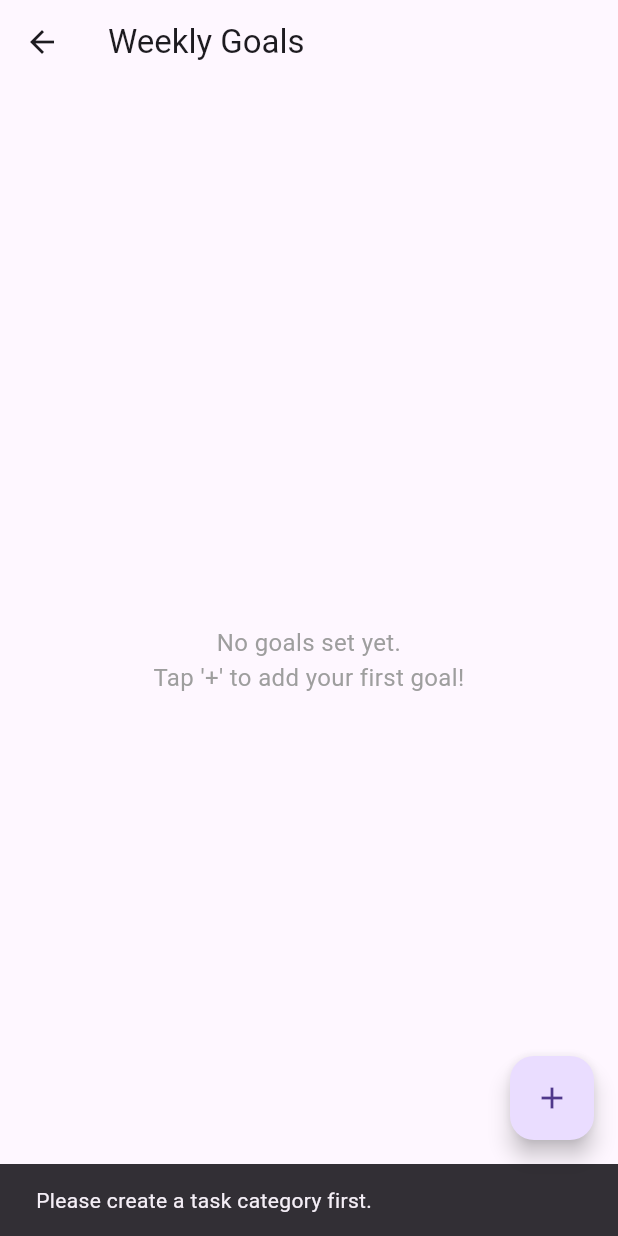
After one commit to ItsCarmine/Station05, a Flutter app: the GoalsScreen screen opened directly, after a tap on the "add" icon, on a phone screen of 412 x 824 dp. The commit adds this screen. Run offline on Flutter 3.47's test engine with Material 3 defaults, Android fonts, the phone set to English and light mode, and no system bars; our stand-ins replace fl_chart, hive, hive_flutter; accounts and stored records are empty.

Commit message:
Goals page!

```diff
--- /dev/null
+++ b/lib/focus_log_model.dart
@@ -0,0 +1,30 @@
+import 'package:hive/hive.dart';
+
+part 'focus_log_model.g.dart'; // Will be generated
+
+@HiveType(typeId: 3) // Ensure this typeId is unique (Task=0, Goal=2)
+class FocusSessionLog extends HiveObject {
+  @HiveField(0)
+  String id; // Unique ID for the log entry
+
+  @HiveField(1)
+  String categoryName; // Category the focus was for
+
+  @HiveField(2)
+  DateTime startTime; // When the session started
+
+  @HiveField(3)
+  int durationSeconds; // How long the session lasted
+
+  // Optional: Link back to the specific task? Might be useful later.
+  // @HiveField(4)
+  // String? taskId;
+
+  FocusSessionLog({
+    required this.id,
+    required this.categoryName,
+    required this.startTime,
+    required this.durationSeconds,
+    // this.taskId,
+  });
+}
--- /dev/null
+++ b/lib/goal_model.dart
@@ -0,0 +1,26 @@
+import 'package:hive/hive.dart';
+
+part 'goal_model.g.dart'; // Will be generated
+
+@HiveType(typeId: 2) // Ensure this typeId is unique (Task is 0, assuming nothing is 1 yet)
+class Goal extends HiveObject {
+  @HiveField(0)
+  String id; // Using category name as ID might be simpler if one goal per category
+             // Or generate a unique ID if multiple goals per category are possible.
+             // Let's use categoryName as ID for now, assuming one goal per category.
+
+  @HiveField(1)
+  String categoryName;
+
+  @HiveField(2)
+  int weeklyTargetSeconds; // Store goal in seconds for consistency
+
+  Goal({
+    required this.id,
+    required this.categoryName,
+    required this.weeklyTargetSeconds,
+  });
+
+  // Helper to get hours for display
+  double get weeklyTargetHours => weeklyTargetSeconds / 3600.0;
+}
--- /dev/null
+++ b/lib/goals_screen.dart
@@ -0,0 +1,307 @@
+import 'package:flutter/material.dart';
+import 'package:hive_flutter/hive_flutter.dart'; // Use hive_flutter for builders
+import 'goal_model.dart';
+import 'task_model.dart'; // <-- No longer needed for totalSecondsFocused
+import 'focus_log_model.dart'; // <-- Import Log model
+import 'main.dart'; // For box names
+
+// Helper function to get the start of the current week (Monday)
+DateTime _getStartOfWeek(DateTime date) {
+  int daysToSubtract = date.weekday - DateTime.monday;
+  if (daysToSubtract < 0) {
+    daysToSubtract += 7; // Adjust if today is Sunday
+  }
+  return DateUtils.dateOnly(date.subtract(Duration(days: daysToSubtract)));
+}
+
+// Helper function to get the end of the current week (Sunday)
+DateTime _getEndOfWeek(DateTime date) {
+  int daysToAdd = DateTime.sunday - date.weekday;
+  if (daysToAdd < 0) {
+    daysToAdd += 7; // Adjust if today is Sunday
+  }
+  // Add 1 day to make it inclusive until the end of Sunday
+  return DateUtils.dateOnly(date.add(Duration(days: daysToAdd + 1)));
+}
+
+class GoalsScreen extends StatefulWidget {
+  const GoalsScreen({Key? key}) : super(key: key);
+
+  @override
+  _GoalsScreenState createState() => _GoalsScreenState();
+}
+
+class _GoalsScreenState extends State<GoalsScreen> {
+  late Box<Goal> goalBox;
+  late Box<String> categoryBox;
+  late Box<FocusSessionLog> logBox; // <-- Add logBox instance variable
+
+  @override
+  void initState() {
+    super.initState();
+    goalBox = Hive.box<Goal>(goalBoxName);
+    categoryBox = Hive.box<String>(categoryBoxName);
+    logBox = Hive.box<FocusSessionLog>(focusLogBoxName); // <-- Get logBox
+  }
+
+  @override
+  Widget build(BuildContext context) {
+    return Scaffold(
+      appBar: AppBar(
+        title: Text("Weekly Goals"),
+        // Add actions later (e.g., Add Goal)
+      ),
+      body: ValueListenableBuilder(
+        valueListenable: goalBox.listenable(),
+        builder: (context, Box<Goal> goalBoxSnapshot, _) {
+          return ValueListenableBuilder(
+            valueListenable: logBox.listenable(),
+            builder: (context, Box<FocusSessionLog> logBoxSnapshot, _) {
+              // Get current week boundaries
+              final now = DateTime.now();
+              final startOfWeek = _getStartOfWeek(now);
+              final endOfWeek = _getEndOfWeek(now);
+
+              if (goalBoxSnapshot.values.isEmpty) {
+                return Center(
+                  child: Text(
+                    "No goals set yet.\nTap '+' to add your first goal!",
+                    textAlign: TextAlign.center,
+                    style: TextStyle(fontSize: 16, color: Colors.grey),
+                  ),
+                );
+              }
+
+              // Build the list of goals here
+              return ListView.builder(
+                itemCount: goalBoxSnapshot.values.length,
+                itemBuilder: (context, index) {
+                  final goal = goalBoxSnapshot.getAt(index);
+                  if (goal == null) return SizedBox.shrink(); // Should not happen
+
+                  // --- Calculate Weekly Focus Time ---
+                  final logsThisWeekForCategory = logBoxSnapshot.values.where((log) =>
+                      log.categoryName == goal.categoryName &&
+                      log.startTime.isAfter(startOfWeek) &&
+                      log.startTime.isBefore(endOfWeek)
+                  );
+
+                  int totalSecondsFocusedThisWeek = logsThisWeekForCategory
+                      .fold(0, (sum, log) => sum + log.durationSeconds);
+                  double totalHoursFocusedThisWeek = totalSecondsFocusedThisWeek / 3600.0;
+                  // ------------------------------------
+
+                  // Calculate progress (clamp between 0.0 and 1.0)
+                  double progress = 0.0;
+                  if (goal.weeklyTargetSeconds > 0) {
+                    progress = (totalSecondsFocusedThisWeek / goal.weeklyTargetSeconds).clamp(0.0, 1.0);
+                  }
+
+                  // Display goal information
+                  return ListTile(
+                    title: Text(goal.categoryName),
+                    subtitle: Column(
+                      crossAxisAlignment: CrossAxisAlignment.start,
+                      children: [
+                        Text("${goal.weeklyTargetHours.toStringAsFixed(1)} hours / week goal"),
+                        SizedBox(height: 4),
+                        LinearProgressIndicator(
+                          value: progress,
+                          backgroundColor: Colors.grey[300],
+                          valueColor: AlwaysStoppedAnimation<Color>(Theme.of(context).primaryColor),
+                          minHeight: 6, // Make the bar a bit thicker
+                        ),
+                        SizedBox(height: 4),
+                        Text(
+                          "${totalHoursFocusedThisWeek.toStringAsFixed(1)} hours logged this week",
+                          style: TextStyle(fontSize: 12, color: Colors.grey[600]),
+                        ),
+                      ],
+                    ),
+                    trailing: IconButton(
+                      icon: Icon(Icons.delete_outline, color: Colors.redAccent),
+                      tooltip: 'Delete Goal',
+                      onPressed: () => _confirmDeleteGoal(context, goal),
+                    ),
+                    // TODO: Add onTap to edit?
+                  );
+                },
+              );
+            },
+          );
+        },
+      ),
+      floatingActionButton: FloatingActionButton(
+        child: Icon(Icons.add),
+        tooltip: 'Add New Goal',
+        onPressed: () => _showAddGoalDialog(context),
+      ),
+    );
+  }
+
+  // --- Dialogs and Helper Functions (Implement Below) ---
+
+  void _showAddGoalDialog(BuildContext context) {
+    // Get available categories (those not already having a goal)
+    final existingGoalCategories = goalBox.keys.cast<String>().toSet();
+    final availableCategories = categoryBox.values
+        .where((category) => !existingGoalCategories.contains(category))
+        .toList();
+
+    if (availableCategories.isEmpty && categoryBox.isNotEmpty) {
+      ScaffoldMessenger.of(context).showSnackBar(
+        SnackBar(content: Text("All categories already have goals set.")),
+      );
+      return;
+    } else if (categoryBox.isEmpty) {
+       ScaffoldMessenger.of(context).showSnackBar(
+        SnackBar(content: Text("Please create a task category first.")),
+      );
+      return;
+    }
+
+    showDialog(
+      context: context,
+      builder: (BuildContext context) {
+        return AlertDialog(
+          title: Text("Add Weekly Goal"),
+          content: _AddGoalDialogContent(
+            availableCategories: availableCategories,
+            onGoalAdded: (category, hours) {
+              final seconds = (hours * 3600).round(); // Convert hours to seconds
+              final newGoal = Goal(
+                id: category, // Use category name as ID
+                categoryName: category,
+                weeklyTargetSeconds: seconds,
+              );
+              goalBox.put(newGoal.id, newGoal);
+              Navigator.of(context).pop(); // Close dialog
+              ScaffoldMessenger.of(context).showSnackBar(
+                SnackBar(content: Text('Goal added for "$category".')),
+              );
+            },
+          ),
+          actions: [
+            TextButton(
+              onPressed: () => Navigator.of(context).pop(),
+              child: Text("Cancel"),
+            ),
+          ],
+        );
+      },
+    );
+  }
+
+  void _confirmDeleteGoal(BuildContext context, Goal goal) {
+    showDialog(
+      context: context,
+      builder: (BuildContext ctx) {
+        return AlertDialog(
+          title: Text('Delete Goal for "${goal.categoryName}"?'),
+          content: Text('Are you sure you want to delete this weekly goal?'),
+          actions: [
+            TextButton(
+              onPressed: () => Navigator.of(ctx).pop(), // Just close the confirmation
+              child: Text('Cancel'),
+            ),
+            TextButton(
+              onPressed: () {
+                Navigator.of(ctx).pop(); // Close the confirmation
+                goalBox.delete(goal.id); // Delete using categoryName as ID
+                ScaffoldMessenger.of(context).showSnackBar(
+                  SnackBar(content: Text('Goal for "${goal.categoryName}" deleted.'), duration: Duration(seconds: 2)),
+                );
+              },
+              child: Text('Delete', style: TextStyle(color: Colors.red)),
+            ),
+          ],
+        );
+      },
+    );
+  }
+}
+
+// --- Helper Widget for Add Goal Dialog Content ---
+
+class _AddGoalDialogContent extends StatefulWidget {
+  final List<String> availableCategories;
+  final Function(String category, double hours) onGoalAdded;
+
+  const _AddGoalDialogContent({
+    Key? key,
+    required this.availableCategories,
+    required this.onGoalAdded,
+  }) : super(key: key);
+
+  @override
+  _AddGoalDialogContentState createState() => _AddGoalDialogContentState();
+}
+
+class _AddGoalDialogContentState extends State<_AddGoalDialogContent> {
+  final _formKey = GlobalKey<FormState>();
+  String? _selectedCategory;
+  double? _targetHours;
+
+  @override
+  Widget build(BuildContext context) {
+    return Form(
+      key: _formKey,
+      child: SingleChildScrollView(
+        child: Column(
+          mainAxisSize: MainAxisSize.min,
+          children: <Widget>[
+            // Category Dropdown
+            DropdownButtonFormField<String>(
+              value: _selectedCategory,
+              hint: Text("Select Category"),
+              items: widget.availableCategories
+                  .map((category) => DropdownMenuItem(
+                        value: category,
+                        child: Text(category),
+                      ))
+                  .toList(),
+              onChanged: (value) {
+                setState(() {
+                  _selectedCategory = value;
+                });
+              },
+              validator: (value) =>
+                  value == null ? 'Please select a category' : null,
+              onSaved: (value) => _selectedCategory = value,
+            ),
+            SizedBox(height: 16),
+            // Target Hours Input
+            TextFormField(
+              decoration: InputDecoration(labelText: 'Weekly Target Hours'),
+              keyboardType: TextInputType.numberWithOptions(decimal: true),
+              validator: (value) {
+                if (value == null || value.isEmpty) {
+                  return 'Please enter target hours';
+                }
+                final hours = double.tryParse(value);
+                if (hours == null || hours <= 0) {
+                  return 'Please enter a positive number for hours';
+                }
+                return null;
+              },
+              onSaved: (value) => _targetHours = double.tryParse(value!),
+            ),
+            SizedBox(height: 20),
+            // Add Button (within dialog)
+            ElevatedButton(
+              onPressed: () {
+                if (_formKey.currentState!.validate()) {
+                  _formKey.currentState!.save();
+                  if (_selectedCategory != null && _targetHours != null) {
+                    widget.onGoalAdded(_selectedCategory!, _targetHours!);
+                  }
+                }
+              },
+              child: Text("Add Goal"),
+            )
+          ],
+        ),
+      ),
+    );
+  }
+}
--- a/lib/main.dart
+++ b/lib/main.dart
@@ -10,10 +10,15 @@ import 'splash_screen.dart';
 import 'duo_character.dart';
 import 'package:flutter/services.dart'; // Import SystemChrome
 import 'edit_task_screen.dart'; // Import the new edit screen
+import 'goal_model.dart'; // <-- Import Goal model
+import 'goals_screen.dart'; // <-- Import Goals screen (will create later)
+import 'focus_log_model.dart'; // <-- Import Log model
 
 // Define box names
 const String taskBoxName = 'tasks';
 const String categoryBoxName = 'categories';
+const String goalBoxName = 'goals'; // <-- Define Goal box name
+const String focusLogBoxName = 'focus_logs'; // <-- Define Log box name
 
 
 class NoTitle extends StatelessWidget {
@@ -86,19 +91,23 @@ Future<void> main() async { // Make main async
   final appDocumentDir = await getApplicationDocumentsDirectory();
   await Hive.initFlutter(appDocumentDir.path);
 
-  // Register Adapter
+  // Register Adapters
   Hive.registerAdapter(TaskAdapter());
+  Hive.registerAdapter(GoalAdapter()); // <-- Register GoalAdapter
+  Hive.registerAdapter(FocusSessionLogAdapter()); // <-- Register Log adapter
 
-  // Open boxes (now guaranteed to be empty or compatible)
+  // Open boxes
   await Hive.openBox<Task>(taskBoxName);
   await Hive.openBox<String>(categoryBoxName); // Box to store category names
+  await Hive.openBox<Goal>(goalBoxName); // <-- Open Goal box
+  await Hive.openBox<FocusSessionLog>(focusLogBoxName); // <-- Open Log box
 
   runApp(NoTitle());
 }
 
 // --- Move helper function outside class if it doesn't depend on instance state ---
-// Helper to generate unique IDs for tasks (doesn't need instance state)
-String _generateUniqueId() {
+// Helper to generate unique IDs (can be used for logs too)
+String generateUniqueId() {
   return DateTime.now().millisecondsSinceEpoch.toString() + Random().nextInt(1000).toString();
 }
 
@@ -269,6 +278,18 @@ class todoScreenState extends State<todoScreen> {
               title: Text('To Do List'),
               onTap: () {
                 Navigator.pop(context); // Close the drawer
+              },
+            ),
+            ListTile(
+              leading: Icon(Icons.flag_outlined), // Example icon
+              title: Text('Goals'),
+              onTap: () {
+                Navigator.pop(context); // Close the drawer first
+                // Navigate to the Goals Screen
+                Navigator.push(
+                  context,
+                  MaterialPageRoute(builder: (context) => GoalsScreen()), // Pass boxes later
+                );
               },
             ),
             ListTile(
@@ -1027,7 +1048,7 @@ class _AddSubtaskDialogContentState extends State<_AddSubtaskDialogContent> {
       _formKey.currentState!.save();
 
       final newSubtask = Task(
-        id: _generateUniqueId(), // Generate unique ID
+        id: generateUniqueId(), // Generate unique ID
         parentId: widget.parentTask.id, // Link to parent
         category: widget.parentTask.category, // Inherit category
         title: subtaskTitle,
@@ -1117,7 +1138,7 @@ class _AddTaskDialogContentState extends State<_AddTaskDialogContent> {
       _formKey.currentState!.save();
 
       final newTask = Task(
-        id: _generateUniqueId(), // Use the top-level function
+        id: generateUniqueId(), // Use the top-level function
         category: widget.category,
         title: taskTitle,
         description: taskDescription,
--- a/lib/task_model.dart
+++ b/lib/task_model.dart
@@ -22,9 +22,6 @@ class Task extends HiveObject {
 
   @HiveField(5)
   DateTime dueDate;
-
-  @HiveField(6)
-  int totalSecondsFocused;
 
   @HiveField(7)
   bool isRecurring;
@@ -58,7 +55,6 @@ class Task extends HiveObject {
     required this.description,
     this.isCompleted = false,
     required this.dueDate,
-    this.totalSecondsFocused = 0,
     this.isRecurring = false,
     this.recurrenceType = 'none',
     this.recurrenceInterval = 1,
@@ -77,7 +73,6 @@ class Task extends HiveObject {
     String? description,
     bool? isCompleted,
     DateTime? dueDate,
-    int? totalSecondsFocused,
     bool? isRecurring,
     String? recurrenceType,
     int? recurrenceInterval,
@@ -94,7 +89,6 @@ class Task extends HiveObject {
       description: description ?? this.description,
       isCompleted: isCompleted ?? this.isCompleted,
       dueDate: dueDate ?? this.dueDate,
-      totalSecondsFocused: totalSecondsFocused ?? this.totalSecondsFocused,
       isRecurring: isRecurring ?? this.isRecurring,
       recurrenceType: recurrenceType ?? this.recurrenceType,
       recurrenceInterval: recurrenceInterval ?? this.recurrenceInterval,
```
Also changed, not shown: lib/focus_screen.dart (+36 -9 lines), lib/statistics_screen.dart (+19 -19 lines), lib/focus_log_model.g.dart (added), lib/goal_model.g.dart (added), lib/task_model.g.dart.
